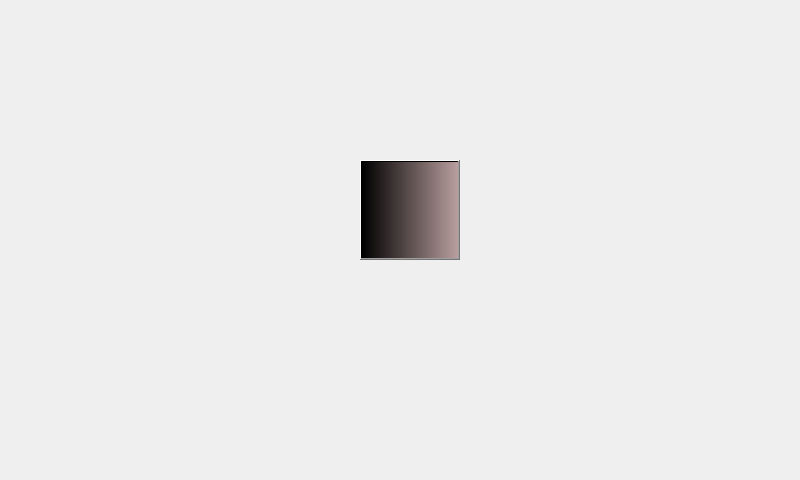
Before: the Qt Designer form ann.ui in ahmetcihan/hand_recognition, drawn with Qt 5.
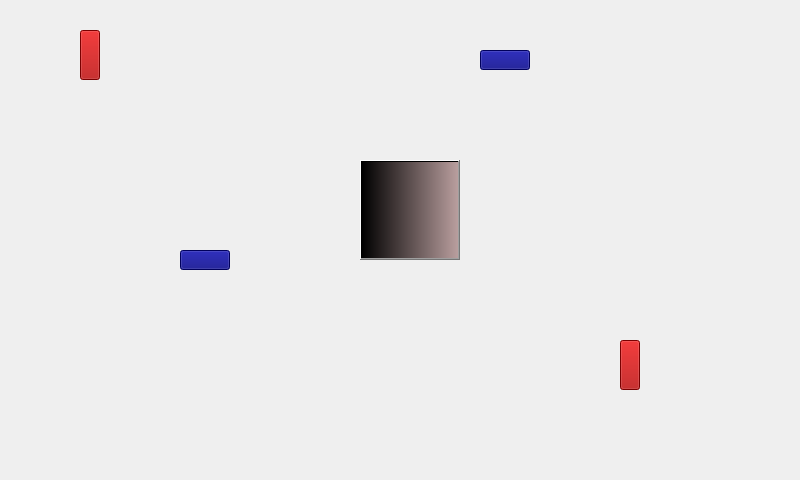
After: the same form once the commit is applied.

Diff of the .ui file:
```diff
--- a/ann.ui
+++ b/ann.ui
@@ -29,6 +29,70 @@
     <string/>
    </property>
   </widget>
+  <widget class="QPushButton" name="pushButton_vertical_1">
+   <property name="geometry">
+    <rect>
+     <x>80</x>
+     <y>30</y>
+     <width>20</width>
+     <height>50</height>
+    </rect>
+   </property>
+   <property name="styleSheet">
+    <string notr="true">background-color: rgb(170, 0, 0);</string>
+   </property>
+   <property name="text">
+    <string/>
+   </property>
+  </widget>
+  <widget class="QPushButton" name="pushButton_vertical_2">
+   <property name="geometry">
+    <rect>
+     <x>620</x>
+     <y>340</y>
+     <width>20</width>
+     <height>50</height>
+    </rect>
+   </property>
+   <property name="styleSheet">
+    <string notr="true">background-color: rgb(170, 0, 0);</string>
+   </property>
+   <property name="text">
+    <string/>
+   </property>
+  </widget>
+  <widget class="QPushButton" name="pushButton_horizontal_1">
+   <property name="geometry">
+    <rect>
+     <x>480</x>
+     <y>50</y>
+     <width>50</width>
+     <height>20</height>
+    </rect>
+   </property>
+   <property name="styleSheet">
+    <string notr="true">background-color: rgb(0, 0, 127);</string>
+   </property>
+   <property name="text">
+    <string/>
+   </property>
+  </widget>
+  <widget class="QPushButton" name="pushButton_horizontal_2">
+   <property name="geometry">
+    <rect>
+     <x>180</x>
+     <y>250</y>
+     <width>50</width>
+     <height>20</height>
+    </rect>
+   </property>
+   <property name="styleSheet">
+    <string notr="true">background-color: rgb(0, 0, 127);</string>
+   </property>
+   <property name="text">
+    <string/>
+   </property>
+  </widget>
  </widget>
  <resources/>
  <connections/>
```
